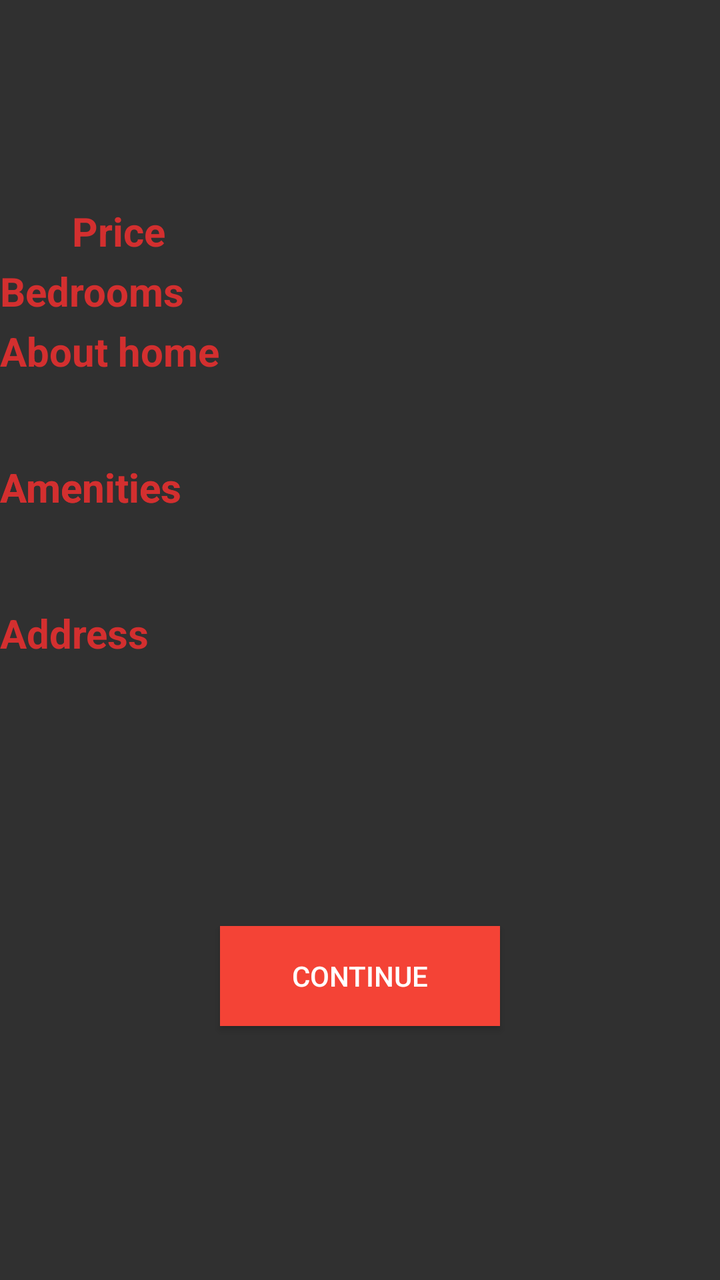
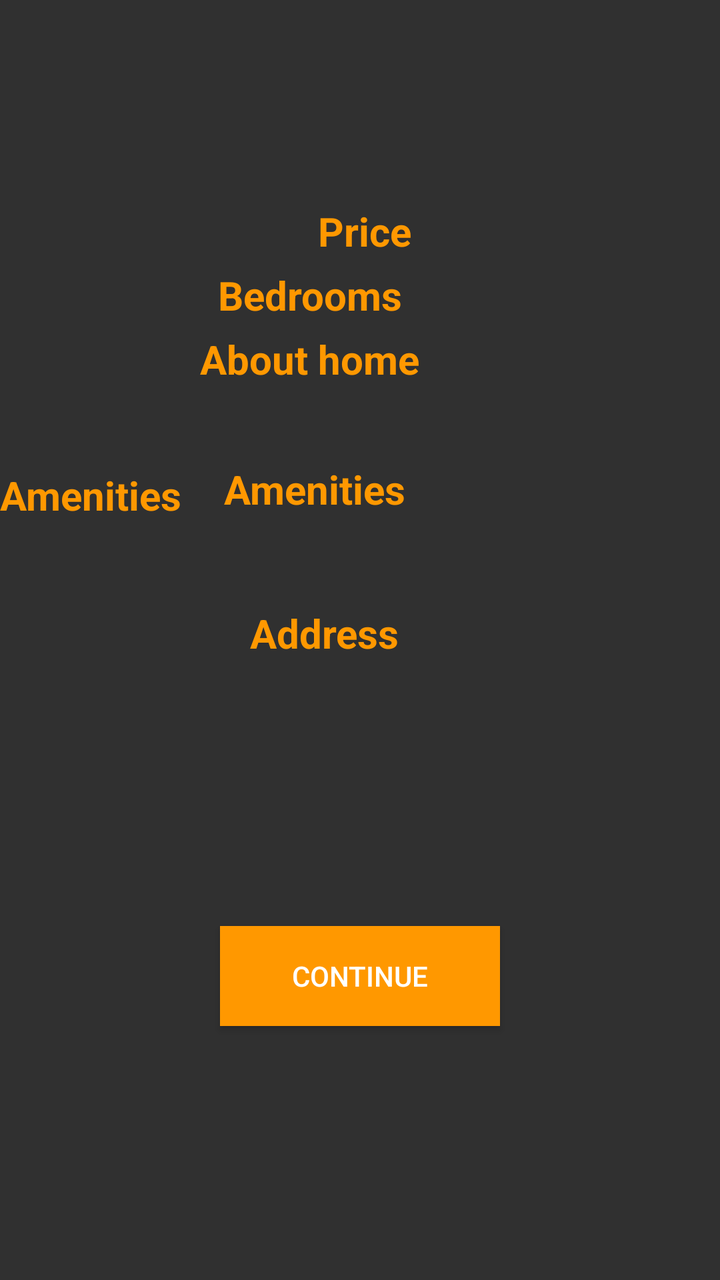

The first picture is an Android layout as it rendered before a commit; the second is the same layout after the commit. The layout source and the unified diff follow.
<!-- AndroidManifest.xml: application theme Theme.AppCompat.NoActionBar -->
<!-- res/layout/content_prop_detail_scrolling.xml -->
<?xml version="1.0" encoding="utf-8"?>
<androidx.core.widget.NestedScrollView
    android:layout_width="match_parent"
    android:layout_height="match_parent"
    xmlns:app="http://schemas.android.com/apk/res-auto"
    app:layout_behavior="@string/appbar_scrolling_view_behavior"
    xmlns:android="http://schemas.android.com/apk/res/android">

    

    <RelativeLayout
        xmlns:android="http://schemas.android.com/apk/res/android"
        xmlns:app="http://schemas.android.com/apk/res-auto"
        xmlns:tools="http://schemas.android.com/tools"
        android:id="@+id/contact_info_layout"
        android:layout_width="match_parent"
        android:layout_height="580dp">

        <TextView
            android:layout_width="150dp"
            android:layout_height="30dp"
            android:layout_below="@+id/beadroomhead"
            android:text="About home "
            android:textColor="@color/colorPrimaryDark"
            android:textSize="20dp"
            android:textStyle="bold"
            android:id="@+id/textView3" />

        <TextView
            android:id="@+id/beadroomhead"
            android:layout_width="150dp"
            android:layout_height="30dp"
            android:text="Bedrooms"
            android:textColor="@color/colorPrimaryDark"
            android:textSize="20dp"
            android:textStyle="bold"
            android:layout_below="@+id/pricehead" />

        <TextView
            android:id="@+id/pricehead"
            android:layout_width="150dp"
            android:layout_height="30dp"
            android:layout_alignParentLeft="true"
            android:layout_alignParentStart="true"


            android:layout_marginLeft="36dp"
            android:layout_marginStart="36dp"
            android:layout_marginTop="102dp"
            android:text="Price"
            android:textColor="@color/colorPrimaryDark"
            android:textSize="20dp"
            android:textStyle="bold" />

        <TextView
            android:id="@+id/amenitieshead"
            android:layout_width="150dp"
            android:layout_height="30dp"
            android:text="Amenities"
            android:textColor="@color/colorPrimaryDark"
            android:textSize="20dp"
            android:textStyle="bold"
            android:layout_marginTop="11dp"
            android:layout_below="@+id/descriptiondata" />

        <TextView
            android:id="@+id/textView2"
            android:layout_width="150dp"
            android:layout_height="30dp"
            android:layout_below="@+id/descriptiondata"
            android:layout_marginTop="11dp"
            android:text="Amenities"
            android:textColor="@color/colorPrimaryDark"
            android:textSize="20dp"
            android:textStyle="bold" />

        <TextView
            android:id="@+id/pricebox"
            android:layout_width="150dp"
            android:layout_height="30dp"
            android:textColor="@android:color/black"
            android:textSize="20dp"
            android:layout_alignTop="@+id/pricehead"
            android:layout_alignParentRight="true"
            android:layout_alignParentEnd="true" />

        <TextView
            android:id="@+id/bedrrombox"
            android:layout_width="150dp"
            android:layout_height="30dp"
            android:layout_alignTop="@+id/beadroomhead"
            android:layout_alignParentRight="true"
            android:textColor="@android:color/black"
            android:textSize="20dp"
            android:layout_alignParentEnd="true" />

        <TextView
            android:id="@+id/descriptiondata"
            android:layout_width="320dp"
            android:layout_height="wrap_content"
            android:textColor="@android:color/black"
            android:textSize="20dp"
            android:layout_marginLeft="40dp"
            android:layout_below="@+id/textView3" />
        <TextView
            android:layout_width="300dp"
            android:layout_height="wrap_content"
            android:id="@+id/amenitiesdata"
            android:textColor="@android:color/black"
            android:textSize="20dp"
            android:layout_below="@+id/amenitieshead" />
        <Button
            android:layout_width="140dp"
            android:layout_height="50dp"
            android:text="Continue"
            android:textColor="@android:color/white"
            android:background="@color/colorPrimary"
            android:id="@+id/button2"
            android:layout_below="@+id/cityindetailhomelayout"
            android:layout_centerHorizontal="true"
            android:layout_marginTop="16dp" />

        <TextView
            android:layout_width="150dp"
            android:layout_height="30dp"
            android:textSize="20dp"
            android:textColor="@color/colorPrimaryDark"
            android:textStyle="bold"
            android:text="Address"
            android:layout_below="@+id/amenitiesdata"
            android:layout_marginTop="16dp"
            android:id="@+id/textView4" />

        <TextView
            android:layout_width="300dp"
            android:layout_height="wrap_content"
            android:textSize="20dp"
            android:textColor="@android:color/black"
            android:id="@+id/addressline1indetailhomelayout"
            android:layout_below="@+id/textView4"
            android:layout_marginTop="11dp" />
        <TextView
            android:layout_width="300dp"
            android:layout_height="wrap_content"
            android:textSize="20dp"
            android:textColor="@android:color/black"
            android:id="@+id/addressline2indetailhomelayout"
            android:layout_below="@+id/addressline1indetailhomelayout"
            android:layout_marginTop="11dp" />
        <TextView
            android:layout_width="300dp"
            android:layout_height="wrap_content"
            android:textColor="@android:color/black"
            android:textSize="20dp"
            android:id="@+id/cityindetailhomelayout"
            android:layout_below="@+id/addressline2indetailhomelayout"
            android:layout_marginTop="11dp" />
    </RelativeLayout>

</androidx.core.widget.NestedScrollView>
<!-- resources referenced by this layout -->
<resources>
  <color name="colorPrimary">#F44336</color>
  <color name="colorPrimaryDark">#D32F2F</color>
</resources>

<!-- the commit's change to res/layout/content_prop_detail_scrolling.xml (unified diff, before → after) -->
@@ -1,5 +1,5 @@
 <?xml version="1.0" encoding="utf-8"?>
-<androidx.core.widget.NestedScrollView
+<androidx.core.widget.NestedScrollView xmlns:tools="http://schemas.android.com/tools"
     android:layout_width="match_parent"
     android:layout_height="match_parent"
     xmlns:app="http://schemas.android.com/apk/res-auto"
@@ -9,46 +9,53 @@
     
 
     <RelativeLayout
-        xmlns:android="http://schemas.android.com/apk/res/android"
-        xmlns:app="http://schemas.android.com/apk/res-auto"
-        xmlns:tools="http://schemas.android.com/tools"
         android:id="@+id/contact_info_layout"
         android:layout_width="match_parent"
         android:layout_height="580dp">
 
         <TextView
+            android:id="@+id/textView3"
             android:layout_width="150dp"
             android:layout_height="30dp"
             android:layout_below="@+id/beadroomhead"
+            android:layout_alignParentEnd="true"
+            android:layout_alignParentRight="true"
+            android:layout_marginTop="2dp"
+            android:layout_marginEnd="110dp"
+            android:layout_marginRight="110dp"
             android:text="About home "
-            android:textColor="@color/colorPrimaryDark"
+            android:textColor="#FF9800"
             android:textSize="20dp"
-            android:textStyle="bold"
-            android:id="@+id/textView3" />
+            android:textStyle="bold" />
 
         <TextView
             android:id="@+id/beadroomhead"
             android:layout_width="150dp"
             android:layout_height="30dp"
+            android:layout_below="@+id/pricehead"
+            android:layout_alignParentEnd="true"
+            android:layout_alignParentRight="true"
+            android:layout_marginTop="2dp"
+            android:layout_marginEnd="101dp"
+            android:layout_marginRight="101dp"
             android:text="Bedrooms"
-            android:textColor="@color/colorPrimaryDark"
+            android:textColor="#FF9800"
             android:textSize="20dp"
-            android:textStyle="bold"
-            android:layout_below="@+id/pricehead" />
+            android:textStyle="bold" />
 
         <TextView
             android:id="@+id/pricehead"
             android:layout_width="150dp"
             android:layout_height="30dp"
+            android:layout_alignParentStart="true"
             android:layout_alignParentLeft="true"
-            android:layout_alignParentStart="true"
 
 
-            android:layout_marginLeft="36dp"
-            android:layout_marginStart="36dp"
+            android:layout_marginStart="159dp"
+            android:layout_marginLeft="159dp"
             android:layout_marginTop="102dp"
             android:text="Price"
-            android:textColor="@color/colorPrimaryDark"
+            android:textColor="#FF9800"
             android:textSize="20dp"
             android:textStyle="bold" />
 
@@ -56,21 +63,25 @@
             android:id="@+id/amenitieshead"
             android:layout_width="150dp"
             android:layout_height="30dp"
+            android:layout_below="@+id/descriptiondata"
+            android:layout_marginTop="11dp"
             android:text="Amenities"
-            android:textColor="@color/colorPrimaryDark"
+            android:textColor="#FF9800"
             android:textSize="20dp"
-            android:textStyle="bold"
-            android:layout_marginTop="11dp"
-            android:layout_below="@+id/descriptiondata" />
+            android:textStyle="bold" />
 
         <TextView
             android:id="@+id/textView2"
             android:layout_width="150dp"
             android:layout_height="30dp"
             android:layout_below="@+id/descriptiondata"
-            android:layout_marginTop="11dp"
+            android:layout_alignParentEnd="true"
+            android:layout_alignParentRight="true"
+            android:layout_marginTop="8dp"
+            android:layout_marginEnd="98dp"
+            android:layout_marginRight="98dp"
             android:text="Amenities"
-            android:textColor="@color/colorPrimaryDark"
+            android:textColor="#FF9800"
             android:textSize="20dp"
             android:textStyle="bold" />
 
@@ -109,27 +120,32 @@
             android:textColor="@android:color/black"
             android:textSize="20dp"
             android:layout_below="@+id/amenitieshead" />
+
         <Button
+            android:id="@+id/button2"
             android:layout_width="140dp"
             android:layout_height="50dp"
-            android:text="Continue"
-            android:textColor="@android:color/white"
-            android:background="@color/colorPrimary"
-            android:id="@+id/button2"
             android:layout_below="@+id/cityindetailhomelayout"
             android:layout_centerHorizontal="true"
-            android:layout_marginTop="16dp" />
+            android:layout_marginTop="16dp"
+            android:background="#FF9800"
+            android:text="Continue"
+            android:textColor="@android:color/white" />
 
         <TextView
+            android:id="@+id/textView4"
             android:layout_width="150dp"
             android:layout_height="30dp"
+            android:layout_below="@+id/amenitiesdata"
+            android:layout_alignParentEnd="true"
+            android:layout_alignParentRight="true"
+            android:layout_marginTop="12dp"
+            android:layout_marginEnd="85dp"
+            android:layout_marginRight="85dp"
+            android:text="Address"
+            android:textColor="#FF9800"
             android:textSize="20dp"
-            android:textColor="@color/colorPrimaryDark"
-            android:textStyle="bold"
-            android:text="Address"
-            android:layout_below="@+id/amenitiesdata"
-            android:layout_marginTop="16dp"
-            android:id="@+id/textView4" />
+            android:textStyle="bold" />
 
         <TextView
             android:layout_width="300dp"
<!-- resource entries referenced after the edit -->
@@ -1,6 +1,5 @@
 <!-- resources referenced by this layout -->
 <resources>
-  <color name="colorPrimary">#F44336</color>
-  <color name="colorPrimaryDark">#D32F2F</color>
+
 </resources>
 
